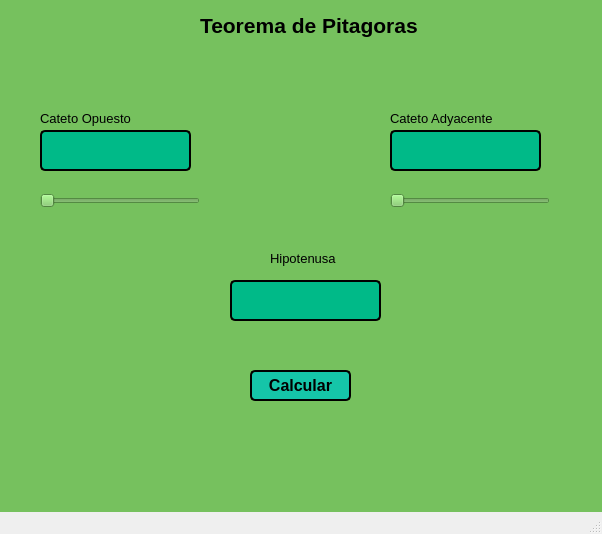
Above: Unidad 2/Tarea Unidad 2/T07_Teorema de Pitagoras.ui from celineazs/PIP_2025_1_Eq3 before the change. Below: the same form after it.
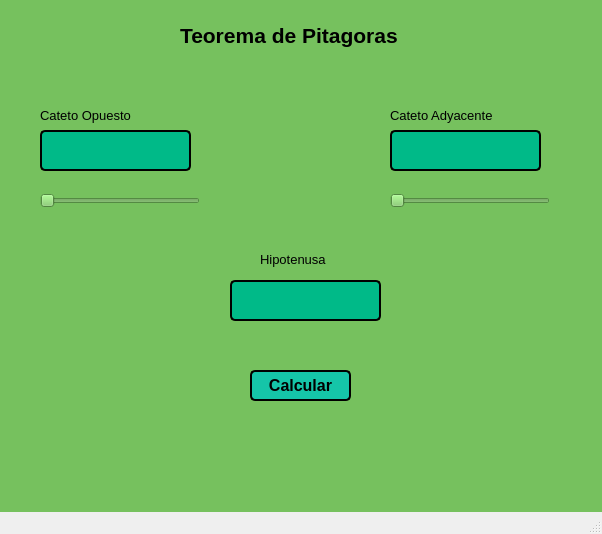
That is the form after the change. Icons and pictures are not drawn.

The edit to the form file:
```diff
--- a/Unidad 2/Tarea Unidad 2/T07_Teorema de Pitagoras.ui
+++ b/Unidad 2/Tarea Unidad 2/T07_Teorema de Pitagoras.ui
@@ -36,9 +36,9 @@
    <widget class="QLabel" name="label">
     <property name="geometry">
      <rect>
-      <x>200</x>
-      <y>10</y>
-      <width>241</width>
+      <x>180</x>
+      <y>20</y>
+      <width>301</width>
       <height>31</height>
      </rect>
     </property>
@@ -104,9 +104,9 @@
     <property name="geometry">
      <rect>
       <x>40</x>
-      <y>110</y>
-      <width>91</width>
-      <height>16</height>
+      <y>105</y>
+      <width>151</width>
+      <height>21</height>
      </rect>
     </property>
     <property name="font">
@@ -122,9 +122,9 @@
     <property name="geometry">
      <rect>
       <x>390</x>
-      <y>110</y>
-      <width>111</width>
-      <height>16</height>
+      <y>105</y>
+      <width>161</width>
+      <height>21</height>
      </rect>
     </property>
     <property name="font">
@@ -139,10 +139,10 @@
    <widget class="QLabel" name="label_4">
     <property name="geometry">
      <rect>
-      <x>270</x>
-      <y>250</y>
-      <width>71</width>
-      <height>16</height>
+      <x>260</x>
+      <y>249</y>
+      <width>121</width>
+      <height>21</height>
      </rect>
     </property>
     <property name="font">
```
Left out of the diff: 2 changed lines with no effect on the pictures.
